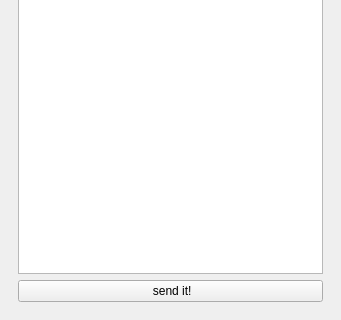
First picture: the form in res/mainwindow.ui, repository TheJustRusik/send-it, before the edit; both pictures show x 0 to 341 and y 242 to 562 of the 341 by 562 pixel window.
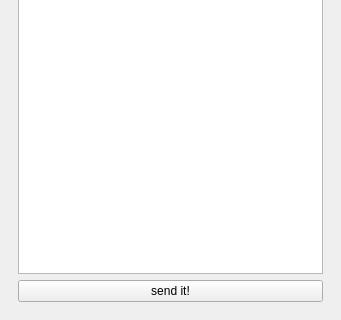
Second picture: the form after the edit. The open tabs and pages were chosen to show the change.

Commit message: Cmake for android, dialog widget

Patch:
```diff
--- a/res/mainwindow.ui
+++ b/res/mainwindow.ui
@@ -101,7 +101,7 @@
           <item row="2" column="0">
            <widget class="QPushButton" name="send_button">
             <property name="text">
-             <string> send it!</string>
+             <string>send it!</string>
             </property>
            </widget>
           </item>
```
The commit also changes 7 other files.
